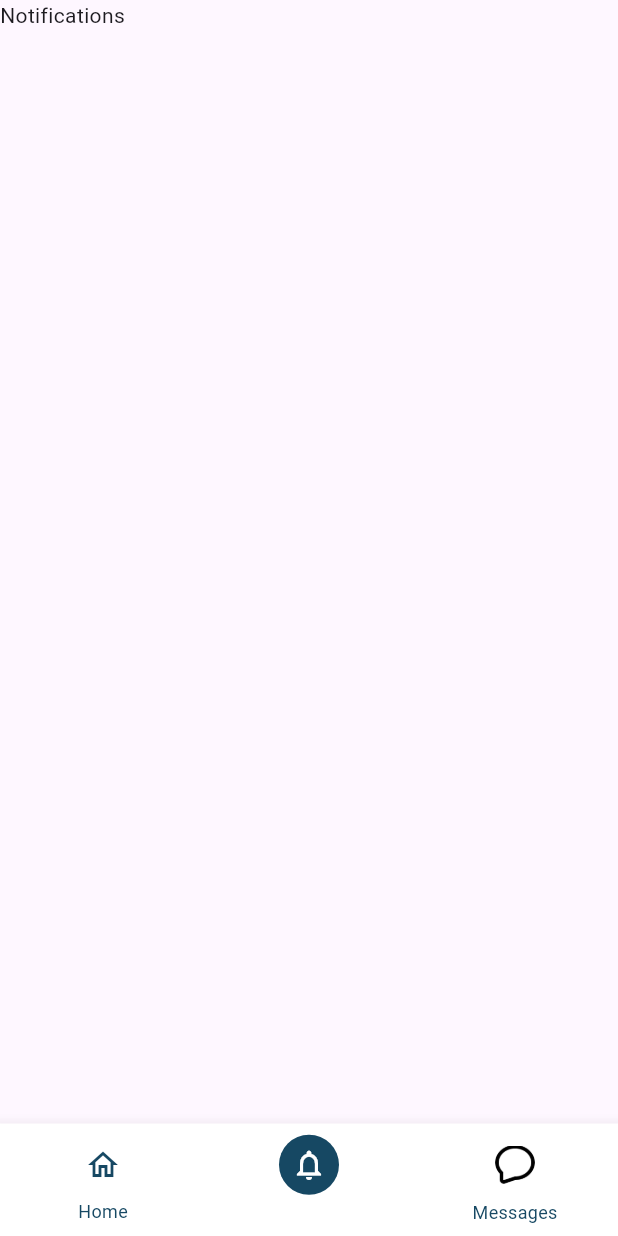
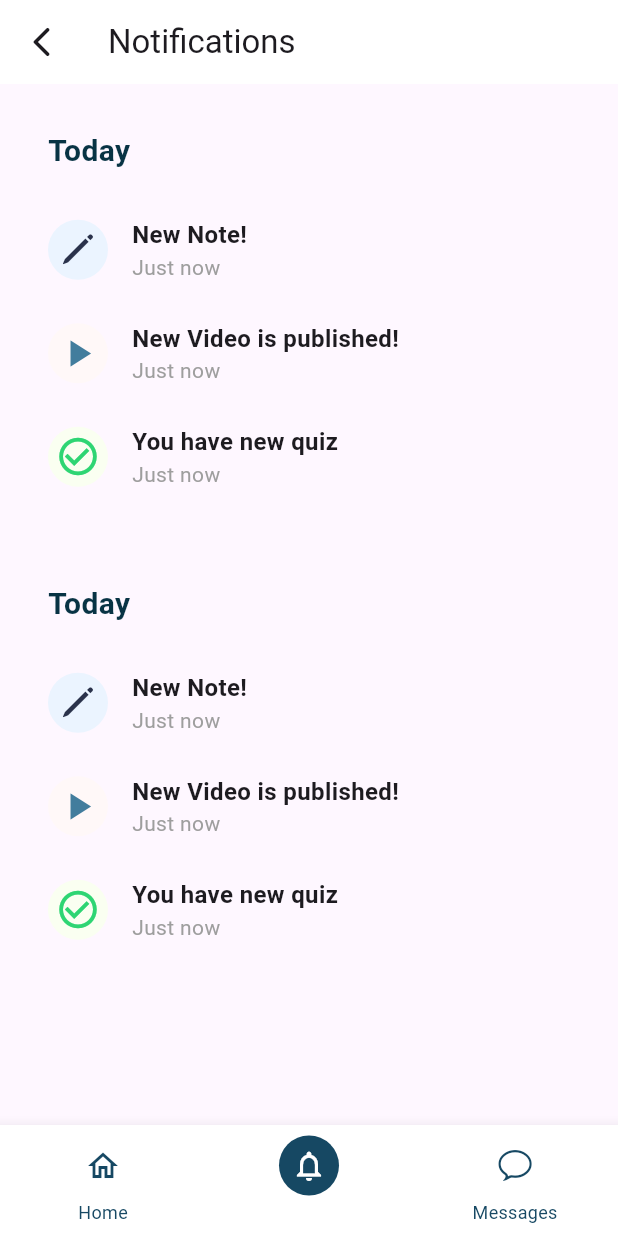
Before and after one commit to Le-Chef-Project/Frontend, a Flutter app: the Notifications screen opened directly, on a phone screen of 412 x 824 dp. Run offline on Flutter 3.47's test engine with Material 3 defaults, Android fonts, the light colour scheme and no system bars; our stand-ins replace flutter_credit_card, solar_icons; missing offline and left inert: majesticons_flutter; network calls fail; Roboto replaces fonts that are missing (IBM Plex Mono).

Commit message:
Screen 4

```diff
--- a/le_chef/lib/Screens/notification.dart
+++ b/le_chef/lib/Screens/notification.dart
@@ -1,20 +1,77 @@
+import 'package:flutter/cupertino.dart';
 import 'package:flutter/material.dart';
+import 'package:le_chef/Screens/Home.dart';
+import 'package:le_chef/Shared/custom_app_bar.dart';
+import 'package:solar_icons/solar_icons.dart';
 
 import '../Shared/customBottomNavBar.dart';
-import '../Shared/custom_app_bar.dart';
-import 'Home.dart';
 import 'chats.dart';
 
 class Notifications extends StatelessWidget {
+  String day = "Today";
+  static const IconData pencil = IconData(0xf37e, fontFamily: "CupertinoIcons", fontPackage: 'cupertino_icons');
+  int _selectedIndex = 1; // Initial index for Chats screen
 
-  int _selectedIndex = 1; // Initial index for Chats screen
+  final int itemCount = 2; // Number of times to print the list
+
+  // Notifications({required this.itemCount});
 
   @override
   Widget build(BuildContext context) {
     return Scaffold(
-        body: Container(
-      child: Text('Notifications'),
-    ),
+      appBar: CustomAppBar(title: "Notifications"),
+      body: Padding(
+        padding: EdgeInsets.all(16.0),
+        child: ListView.builder(
+          itemCount: itemCount,
+          itemBuilder: (context, index) {
+            return Column(
+              crossAxisAlignment: CrossAxisAlignment.start,
+              children: [
+                Padding(
+                  padding: EdgeInsets.all(16.0),
+                  child: Text(
+                    day,
+                    style: TextStyle(
+                      color: Color(0xFF083344),
+                      fontSize: 20,
+                      fontFamily: 'IBM Plex Mono',
+                      fontWeight: FontWeight.w600,
+                      height: 0,
+                    ),
+                  ),
+                ),
+                SizedBox(height: 10,),
+                NotificationItem(
+                  icon: pencil,
+                  iconBackgroundColor: Color(0xFFEBF4FF),
+                  iconColor: Color(0xFF2A324B), // Set unique icon color
+                  title: 'New Note!',
+                  time: 'Just now',
+                ),
+                SizedBox(height: 10,),
+                NotificationItem(
+                  icon: Icons.play_arrow,
+                  iconBackgroundColor: Color(0xFFFFF8F8),
+                  iconColor: Color(0xFF427D9D), // Set unique icon color
+                  title: 'New Video is published!',
+                  time: 'Just now',
+                ),
+                SizedBox(height: 10,),
+                NotificationItem(
+                  icon: Icons.check_circle_outline,
+                  iconBackgroundColor: Color(0xFFFAFFF1),
+                  iconColor: Color(0xFF2ED573), // Set unique icon color
+                  title: 'You have new quiz',
+                  time: 'Just now',
+                ),
+                SizedBox(height: 40)
+              ],
+            );
+          },
+        ),
+
+      ),
       bottomNavigationBar: CustomBottomNavBar(
         onItemTapped: (index) {
           switch (index) {
@@ -31,8 +88,61 @@ class Notifications extends StatelessWidget {
               );
               break;
           }
-        }, context: context, selectedIndex: _selectedIndex,
+        },
+        context: context,
+        selectedIndex: _selectedIndex,
       ),
     );
   }
 }
+
+class NotificationItem extends StatelessWidget {
+  final IconData icon;
+  final Color iconBackgroundColor;
+  final Color iconColor; // New property for icon color
+  final String title;
+  final String time;
+
+  const NotificationItem({
+    required this.icon,
+    required this.iconBackgroundColor,
+    required this.iconColor, // Add to constructor
+    required this.title,
+    required this.time,
+  });
+
+  @override
+  Widget build(BuildContext context) {
+    return Padding(
+      padding: const EdgeInsets.symmetric(vertical: 8.0, horizontal: 16.0),
+      child: Row(
+        children: [
+          CircleAvatar(
+            backgroundColor: iconBackgroundColor,
+            child: Icon(icon, color: iconColor, size: 30), // Use iconColor here
+          ),
+          SizedBox(width: 16),
+          Column(
+            crossAxisAlignment: CrossAxisAlignment.start,
+            children: [
+              Text(
+                title,
+                style: TextStyle(
+                  fontWeight: FontWeight.bold,
+                  fontSize: 16,
+                ),
+              ),
+              Text(
+                time,
+                style: TextStyle(
+                  color: Colors.grey,
+                  fontSize: 14,
+                ),
+              ),
+            ],
+          ),
+        ],
+      ),
+    );
+  }
+}
--- a/le_chef/lib/Shared/customBottomNavBar.dart
+++ b/le_chef/lib/Shared/customBottomNavBar.dart
@@ -21,6 +21,7 @@ class _CustomBottomNavBarState extends State<CustomBottomNavBar> {
   // Define default colors and backgrounds
   static const Color defaultIconColor = Color(0xFF164863);
   static const Color defaultBackgroundColor = Colors.white;
+  static const IconData conversation_bubble = IconData(0xf3fb, fontFamily: "CupertinoIcons", fontPackage: 'cupertino_icons');
 
   @override
   Widget build(BuildContext context) {
@@ -55,15 +56,10 @@ class _CustomBottomNavBarState extends State<CustomBottomNavBar> {
               shape: BoxShape.circle,
             ),
             padding: const EdgeInsets.all(8.0),
-            child: Image.asset(
-              'assets/4865037-200-removebg-preview.png',
-              width: 30,
-              height: 25,
-              fit: BoxFit.cover,
+            child: Icon(conversation_bubble, color: widget.selectedIndex == 2 ? defaultBackgroundColor : defaultIconColor),
             ),
+          label: 'Messages',
           ),
-          label: 'Messages',
-        ),
       ],
       currentIndex: widget.selectedIndex?? 0,
       selectedItemColor: Colors.white,
--- a/le_chef/lib/Shared/customCard.dart
+++ b/le_chef/lib/Shared/customCard.dart
@@ -55,7 +55,6 @@ class CustomCard extends StatelessWidget {
               ),
             ),
           ],
-    )
-    );
+        ));
   }
 }
--- a/le_chef/lib/main.dart
+++ b/le_chef/lib/main.dart
@@ -1,4 +1,5 @@
 import 'package:flutter/material.dart';
+import 'package:le_chef/Screens/notification.dart';
 import 'package:le_chef/Screens/seeAllVid.dart';
 import './Screens/payment.dart';
 import 'Screens/chats.dart';
@@ -20,7 +21,7 @@ class MyApp extends StatelessWidget {
         colorScheme: ColorScheme.fromSeed(seedColor: Colors.deepPurple),
         useMaterial3: true,
       ),
-      home: Videos(),
+      home: Notifications(),
     );
   }
 }
--- a/le_chef/pubspec.yaml
+++ b/le_chef/pubspec.yaml
@@ -21,6 +21,7 @@ dependencies:
   majesticons_flutter:  ^0.0.1
   iconsax: ^0.0.8
   get: ^4.6.6
+  solar_icons: ^0.0.5
 dev_dependencies:
   flutter_test:
     sdk: flutter
```
Also changed, not shown: le_chef/pubspec.lock. Lines whose indentation alone changed are shown as unchanged.
